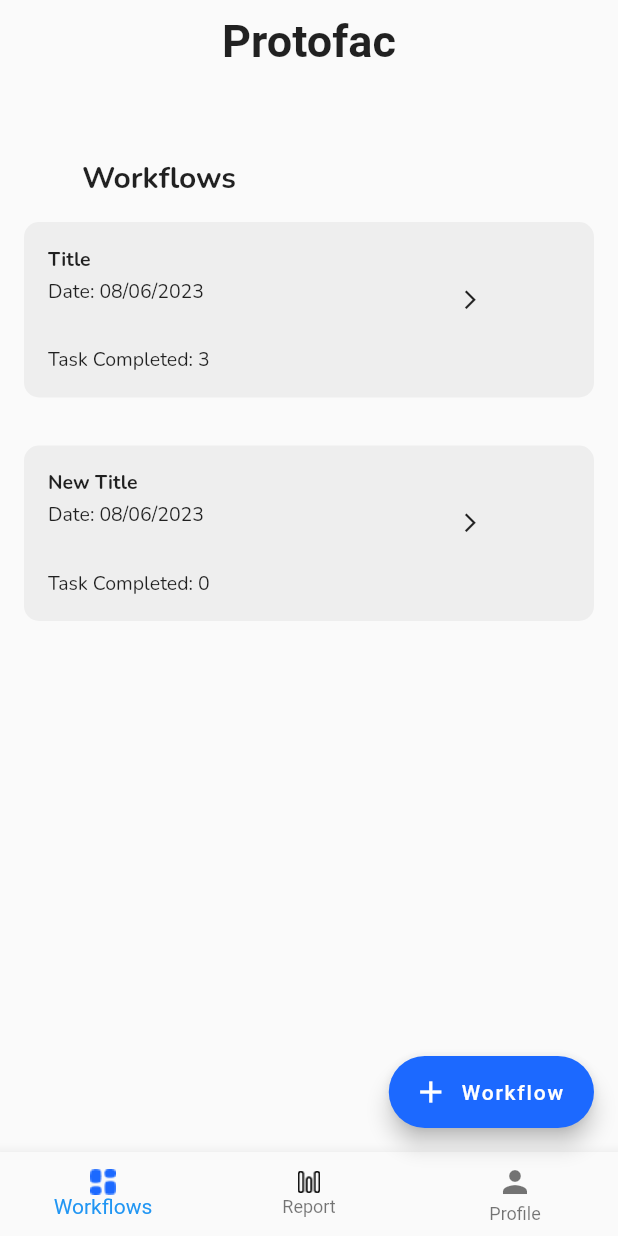
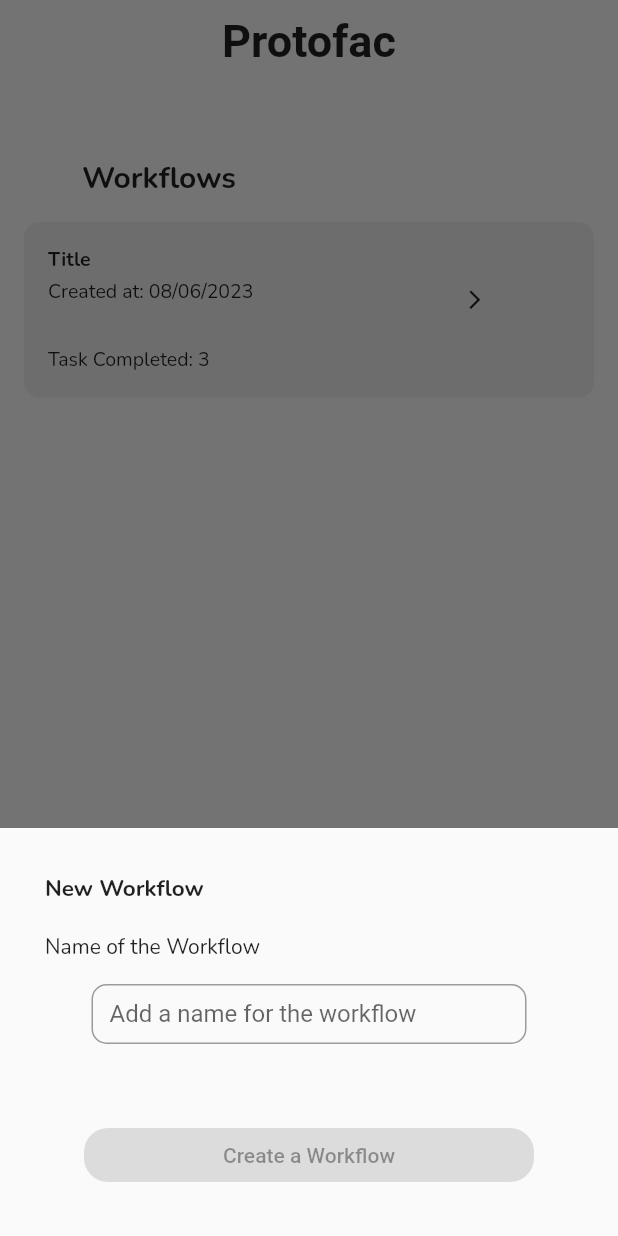
Before and after one commit to vrishank97/protofac-app, a Flutter app: the screen it shows after launch, after a tap on "Workflow", on a phone screen of 412 x 824 dp. Run offline on Flutter 3.47's test engine with Material 2 defaults, Android fonts, the light colour scheme and no system bars; our stand-ins replace cloud_firestore, firebase_analytics, firebase_auth, firebase_core, get_it, go_router and 2 more; missing offline and left inert: firebase_app_check; accounts and stored records are empty; Roboto replaces fonts that are missing (Clash Display).

Commit message:
workflow actions

```diff
--- a/lib/components/Workflow_list.dart
+++ b/lib/components/Workflow_list.dart
@@ -29,11 +29,11 @@
           Container(
             child: Row(children: [
               Text(
-                'Date: $date',
+                'Created at: $date',
                 style: TextStyle(fontFamily: 'Nunito', fontSize: 13),
               ),
               Container(
-                  padding: EdgeInsets.only(top: 10, left: 170),
+                  padding: EdgeInsets.only(top: 10, left: 140),
                   child: Icon(Icons.arrow_forward_ios, size: 15)),
             ]),
           ),
--- a/lib/screens/workflow_screen.dart
+++ b/lib/screens/workflow_screen.dart
@@ -1,3 +1,5 @@
+// ignore_for_file: prefer_const_constructors, prefer_const_literals_to_create_immutables
+
 import 'package:flutter/material.dart';
 import 'package:protofac/components/Workflow_list.dart';
 
@@ -21,10 +23,102 @@
   }
 
   void _addNewList() {
-    print('Adding new list');
-    setState(() {
-      lists.add(Workflow_list(title: 'New Title', date: '08/06/2023', tasksCompleted: 0));
-    });
+    TextEditingController _titleController = TextEditingController();
+    ValueNotifier<bool> _isButtonEnabled = ValueNotifier<bool>(false);
+
+    _titleController.addListener(
+      () {_isButtonEnabled.value = _titleController.text.isNotEmpty; },
+    );
+
+    showModalBottomSheet(
+      context: context,
+      builder: (context) {
+        return Padding(
+          padding: EdgeInsets.all(30),
+          child: Column(
+            mainAxisSize: MainAxisSize.min,
+            children: [
+              Container(
+                padding: const EdgeInsets.only(),
+                child: Align(
+                  alignment: Alignment.topLeft,
+                  child: Text(
+                    "New Workflow",
+                    textAlign: TextAlign.left,
+                    style: TextStyle(
+                        fontSize: 15,
+                        fontWeight: FontWeight.bold,
+                        fontFamily: 'Nunito'),
+                  ),
+                ),
+              ),
+              SizedBox(height: 20),
+              Container(
+                  child: Align(
+                alignment: Alignment.topLeft,
+                child: Text(
+                  "Name of the Workflow",
+                  style: TextStyle(
+                      fontSize: 14,
+                      fontWeight: FontWeight.normal,
+                      fontFamily: 'Nunito'),
+                ),
+              )),
+              SizedBox(
+                height: 15,
+              ),
+              Container(
+                width: 290,
+                height: 40,
+                child: TextField(
+                  controller: _titleController,
+                  decoration: InputDecoration(
+                    labelText: 'Add a name for the workflow',
+                    border: OutlineInputBorder(
+                        borderRadius: BorderRadius.circular(10)),
+                  ),
+                ),
+              ),
+              SizedBox(height: 50),
+            ValueListenableBuilder<bool>(
+              valueListenable: _isButtonEnabled,
+              builder: (BuildContext context, bool isEnabled, Widget? child) {
+                return Container(
+                  width: 300,
+                  child: ElevatedButton(
+                    style: ElevatedButton.styleFrom(
+                      shape: RoundedRectangleBorder(
+                        borderRadius: BorderRadius.circular(16),
+                      ),
+                      backgroundColor:
+                          isEnabled ? Color.fromRGBO(28, 105, 255, 1) : Colors.grey,
+                    ),
+                    onPressed: isEnabled
+                        ? () {
+                            if (_titleController.text.isNotEmpty) {
+                              setState(() {
+                                DateTime currentDate = DateTime.now();
+                                String formattedDate = '${currentDate.day}/${currentDate.month}/${currentDate.year}';
+                                lists.add(Workflow_list(
+                                    title: _titleController.text,
+                                    date: formattedDate,
+                                    tasksCompleted: 0));
+                              });
+                              Navigator.pop(context);
+                            }
+                          }
+                        : null,
+                    child: Text('Create a Workflow'),
+                  ),
+                );
+              },
+            ),
+            ],
+          ),
+        );
+      },
+    );
+
   }
 
   @override
```
